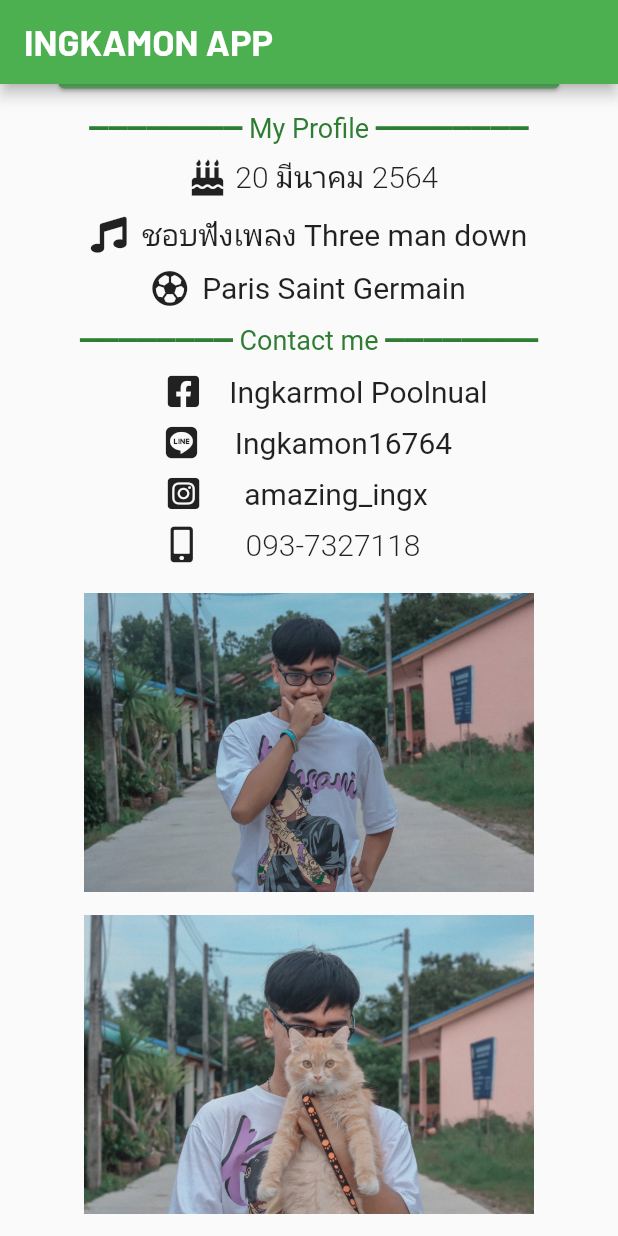
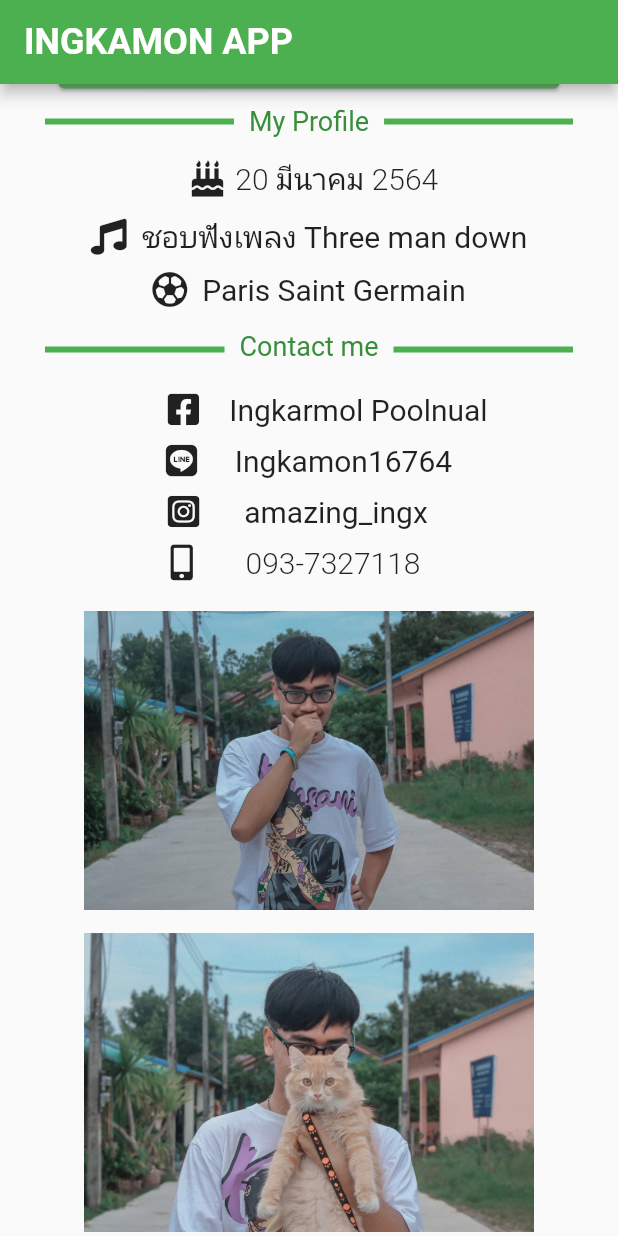
Before and after one commit to INGIGNGINGNI/firstflutter_130, a Flutter app: the screen it shows after launch, scrolled down 401 dp, on a phone screen of 412 x 824 dp. Run offline on Flutter 3.47's test engine with Material 2 defaults, Android fonts, the phone set to English and light mode, and no system bars; our stand-ins replace font_awesome_flutter, google_fonts; network calls fail; Roboto replaces fonts that are missing (Itim).

Commit message:
submited 18/12/64

```diff
--- a/lib/main.dart
+++ b/lib/main.dart
@@ -1,5 +1,6 @@
 import 'package:firstflutter/pages/homepage.dart';
 import 'package:flutter/material.dart';
+import 'package:google_fonts/google_fonts.dart';
 
 void main() {
   runApp(MyApp());
@@ -13,7 +14,7 @@ class MyApp extends StatelessWidget {
       title: 'My First Flutter',
       theme: ThemeData(
         primarySwatch: Colors.green,
-        // fontFamily: 'Itim Regular',
+        textTheme: GoogleFonts.itimTextTheme(),
       ),
       home: MyHomePage(),
     );
--- a/lib/pages/homepage.dart
+++ b/lib/pages/homepage.dart
@@ -1,6 +1,5 @@
 import 'package:flutter/material.dart';
 import 'package:font_awesome_flutter/font_awesome_flutter.dart';
-import 'package:google_fonts/google_fonts.dart';
 
 class MyHomePage extends StatelessWidget {
   const MyHomePage({Key? key}) : super(key: key);
@@ -8,9 +7,9 @@ class MyHomePage extends StatelessWidget {
   Widget build(BuildContext context) {
     return Scaffold(
       appBar: AppBar(
-        title: Text(
+        title: const Text(
           "INGKAMON APP",
-          style: GoogleFonts.barlow(
+          style: TextStyle(
             fontSize: 24,
             fontWeight: FontWeight.bold,
           ),
@@ -22,11 +21,11 @@ class MyHomePage extends StatelessWidget {
           nickname(),
           firstname(),
           university(),
-          profile(),
+          divider1(),
           birthday(),
           music(),
           football(),
-          contact(),
+          divider2(),
           facebook(),
           line(),
           instagram(),
@@ -68,7 +67,7 @@ class MyHomePage extends StatelessWidget {
           SizedBox(
             child: Container(
               // color: Colors.lightGreen,
-              decoration: BoxDecoration(
+              decoration: const BoxDecoration(
                   image: DecorationImage(
                       fit: BoxFit.fill,
                       // image: new AssetImage('images/cover.jpg'),
@@ -94,16 +93,16 @@ class MyHomePage extends StatelessWidget {
   Row football() {
     return Row(
       mainAxisAlignment: MainAxisAlignment.center,
-      children: [
+      children: const [
         // ignore: prefer_const_constructors
         Padding(
-            padding: const EdgeInsets.all(5.0),
-            child: const FaIcon(FontAwesomeIcons.futbol)),
+            padding: EdgeInsets.all(5.0),
+            child: FaIcon(FontAwesomeIcons.futbol)),
         Padding(
-          padding: const EdgeInsets.all(5.0),
+          padding: EdgeInsets.all(5.0),
           child: Text(
             'Paris Saint Germain',
-            style: GoogleFonts.itim(
+            style: TextStyle(
               fontSize: 20,
             ),
           ),
@@ -115,16 +114,16 @@ class MyHomePage extends StatelessWidget {
   Row music() {
     return Row(
       mainAxisAlignment: MainAxisAlignment.center,
-      children: [
+      children: const [
         // ignore: prefer_const_constructors
         Padding(
-            padding: const EdgeInsets.all(5.0),
-            child: const FaIcon(FontAwesomeIcons.music)),
+            padding: EdgeInsets.all(5.0),
+            child: FaIcon(FontAwesomeIcons.music)),
         Padding(
-          padding: const EdgeInsets.all(5.0),
+          padding: EdgeInsets.all(5.0),
           child: Text(
             'ชอบฟังเพลง Three man down',
-            style: GoogleFonts.itim(
+            style: TextStyle(
               fontSize: 20,
             ),
           ),
@@ -136,16 +135,16 @@ class MyHomePage extends StatelessWidget {
   Row instagram() {
     return Row(
       mainAxisAlignment: MainAxisAlignment.center,
-      children: [
+      children: const [
         // ignore: prefer_const_constructors
         Padding(
-            padding: const EdgeInsets.fromLTRB(75, 10, 30, 0),
-            child: const FaIcon(FontAwesomeIcons.instagramSquare)),
+            padding: EdgeInsets.fromLTRB(75, 10, 30, 0),
+            child: FaIcon(FontAwesomeIcons.instagramSquare)),
         Padding(
-          padding: const EdgeInsets.fromLTRB(0, 10, 90, 0),
+          padding: EdgeInsets.fromLTRB(0, 10, 90, 0),
           child: Text(
             'amazing_ingx',
-            style: GoogleFonts.itim(
+            style: TextStyle(
               fontSize: 20,
             ),
           ),
@@ -157,16 +156,16 @@ class MyHomePage extends StatelessWidget {
   Row line() {
     return Row(
       mainAxisAlignment: MainAxisAlignment.center,
-      children: [
+      children: const [
         // ignore: prefer_const_constructors
         Padding(
-            padding: const EdgeInsets.fromLTRB(0, 10, 25, 0),
-            child: const FaIcon(FontAwesomeIcons.line)),
+            padding: EdgeInsets.fromLTRB(0, 10, 25, 0),
+            child: FaIcon(FontAwesomeIcons.line)),
         Padding(
-          padding: const EdgeInsets.fromLTRB(0, 10, 0, 0),
+          padding: EdgeInsets.fromLTRB(0, 10, 0, 0),
           child: Text(
             'Ingkamon16764',
-            style: GoogleFonts.itim(
+            style: TextStyle(
               fontSize: 20,
             ),
           ),
@@ -178,16 +177,16 @@ class MyHomePage extends StatelessWidget {
   Row facebook() {
     return Row(
       mainAxisAlignment: MainAxisAlignment.center,
-      children: [
+      children: const [
         // ignore: prefer_const_constructors
         Padding(
-            padding: const EdgeInsets.fromLTRB(25, 10, 0, 0),
-            child: const FaIcon(FontAwesomeIcons.facebookSquare)),
+            padding: EdgeInsets.fromLTRB(25, 10, 0, 0),
+            child: FaIcon(FontAwesomeIcons.facebookSquare)),
         Padding(
-          padding: const EdgeInsets.fromLTRB(20, 10, 0, 0),
+          padding: EdgeInsets.fromLTRB(20, 10, 0, 0),
           child: Text(
             'Ingkarmol Poolnual',
-            style: GoogleFonts.itim(
+            style: TextStyle(
               fontSize: 20,
             ),
           ),
@@ -196,17 +195,31 @@ class MyHomePage extends StatelessWidget {
     );
   }
 
-  Row contact() {
+  Widget divider2() {
     return Row(
-      mainAxisAlignment: MainAxisAlignment.center,
       children: [
-        Padding(
-          padding: const EdgeInsets.fromLTRB(0, 5, 0, 0),
-          child: Text(
-            '━━━━━━━━ Contact me ━━━━━━━━',
-            style: GoogleFonts.itim(
-              color: Colors.green[800],
-              fontSize: 18,
+        Expanded(
+          child: Container(
+            margin: const EdgeInsets.fromLTRB(30, 15, 10, 10),
+            child: const Divider(
+              thickness: 4,
+              color: Colors.green,
+            ),
+          ),
+        ),
+        Text(
+          'Contact me',
+          style: TextStyle(
+            fontSize: 18,
+            color: Colors.green[700],
+          ),
+        ),
+        Expanded(
+          child: Container(
+            margin: const EdgeInsets.fromLTRB(10, 15, 30, 10),
+            child: const Divider(
+              thickness: 4,
+              color: Colors.green,
             ),
           ),
         ),
@@ -214,17 +227,31 @@ class MyHomePage extends StatelessWidget {
     );
   }
 
-  Row profile() {
+  Widget divider1() {
     return Row(
-      mainAxisAlignment: MainAxisAlignment.center,
       children: [
-        Padding(
-          padding: const EdgeInsets.fromLTRB(0, 10, 0, 0),
-          child: Text(
-            '━━━━━━━━ My Profile ━━━━━━━━',
-            style: GoogleFonts.itim(
-              color: Colors.green[800],
-              fontSize: 18,
+        Expanded(
+          child: Container(
+            margin: const EdgeInsets.fromLTRB(30, 10, 10, 10),
+            child: const Divider(
+              thickness: 4,
+              color: Colors.green,
+            ),
+          ),
+        ),
+        Text(
+          'My Profile',
+          style: TextStyle(
+            fontSize: 18,
+            color: Colors.green[700],
+          ),
+        ),
+        Expanded(
+          child: Container(
+            margin: const EdgeInsets.fromLTRB(10, 10, 30, 10),
+            child: const Divider(
+              thickness: 4,
+              color: Colors.green,
             ),
           ),
         ),
@@ -254,17 +281,17 @@ class MyHomePage extends StatelessWidget {
   Row telephone() {
     return Row(
       mainAxisAlignment: MainAxisAlignment.center,
-      children: [
+      children: const [
         // ignore: prefer_const_constructors
         Padding(
-          padding: const EdgeInsets.fromLTRB(12, 10, 10, 0),
-          child: const FaIcon(FontAwesomeIcons.mobileAlt),
+          padding: EdgeInsets.fromLTRB(12, 10, 10, 0),
+          child: FaIcon(FontAwesomeIcons.mobileAlt),
         ),
         Padding(
-          padding: const EdgeInsets.fromLTRB(25, 10, 30, 0),
+          padding: EdgeInsets.fromLTRB(25, 10, 30, 0),
           child: Text(
             '093-7327118',
-            style: GoogleFonts.itim(
+            style: TextStyle(
               fontSize: 20,
               fontWeight: FontWeight.w300,
             ),
@@ -277,15 +304,15 @@ class MyHomePage extends StatelessWidget {
   Row birthday() {
     return Row(
       mainAxisAlignment: MainAxisAlignment.center,
-      children: [
+      children: const [
         // ignore: prefer_const_constructors
         Padding(
-          padding: const EdgeInsets.all(8.0),
-          child: const FaIcon(FontAwesomeIcons.birthdayCake),
+          padding: EdgeInsets.all(8.0),
+          child: FaIcon(FontAwesomeIcons.birthdayCake),
         ),
         Text(
           '20 มีนาคม 2564',
-          style: GoogleFonts.itim(
+          style: TextStyle(
             fontSize: 20,
             fontWeight: FontWeight.w300,
           ),
@@ -302,14 +329,14 @@ class MyHomePage extends StatelessWidget {
         color: Colors.green[400],
         child: Row(
           mainAxisAlignment: MainAxisAlignment.center,
-          children: [
-            const Padding(
+          children: const [
+            Padding(
               padding: EdgeInsets.all(8.0),
               child: FaIcon(FontAwesomeIcons.university),
             ),
             Text(
               'IT THAKSIN UNIVERSITY',
-              style: GoogleFonts.itim(
+              style: TextStyle(
                 fontSize: 22,
                 fontWeight: FontWeight.w300,
               ),
@@ -326,7 +353,7 @@ class MyHomePage extends StatelessWidget {
       children: [
         Text(
           'ชื่อจริง นายอิงกมล พูลนวล',
-          style: GoogleFonts.itim(
+          style: TextStyle(
             color: Colors.green[800],
             fontSize: 26,
             fontWeight: FontWeight.w300,
@@ -344,7 +371,7 @@ class MyHomePage extends StatelessWidget {
           padding: const EdgeInsets.only(top: 20),
           child: Text(
             'สวัสดีครับ ผมเด็กชายอิง',
-            style: GoogleFonts.itim(
+            style: TextStyle(
               color: Colors.green[800],
               fontSize: 26,
               fontWeight: FontWeight.w300,
```
